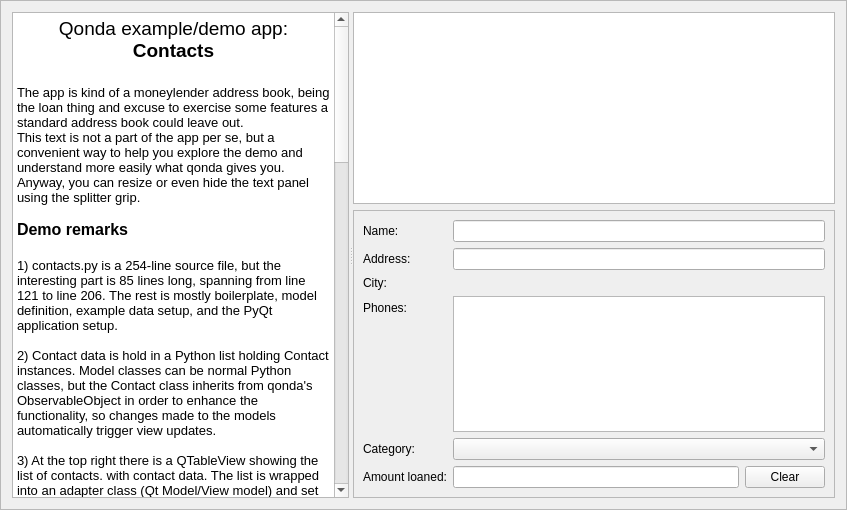
This is contacts/contacts.ui in shulai/qonda as Qt 5 draws it before an edit. The edited form follows.
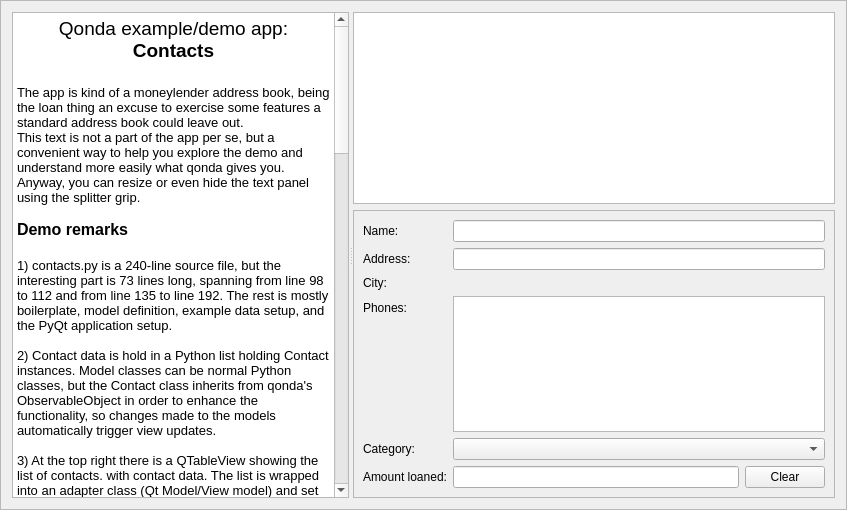
This is the edited form. Custom widgets are drawn as their Qt base class.

Commit message: Missing changes in .ui ni the previous commit

Diff of the .ui file:
```diff
--- a/contacts/contacts.ui
+++ b/contacts/contacts.ui
@@ -33,34 +33,36 @@
 &lt;/style&gt;&lt;/head&gt;&lt;body style=&quot; font-family:'DejaVu Sans'; font-size:9pt; font-weight:400; font-style:normal;&quot;&gt;
 &lt;p align=&quot;center&quot; style=&quot; margin-top:0px; margin-bottom:0px; margin-left:0px; margin-right:0px; -qt-block-indent:0; text-indent:0px;&quot;&gt;&lt;span style=&quot; font-family:'Sans Serif'; font-size:14pt;&quot;&gt;Qonda example/demo app: &lt;/span&gt;&lt;span style=&quot; font-family:'Sans Serif'; font-size:14pt; font-weight:600;&quot;&gt;Contacts&lt;/span&gt;&lt;/p&gt;
 &lt;p align=&quot;center&quot; style=&quot;-qt-paragraph-type:empty; margin-top:0px; margin-bottom:0px; margin-left:0px; margin-right:0px; -qt-block-indent:0; text-indent:0px; font-family:'Sans Serif'; font-size:14pt; font-weight:600;&quot;&gt;&lt;br /&gt;&lt;/p&gt;
-&lt;p style=&quot; margin-top:0px; margin-bottom:0px; margin-left:0px; margin-right:0px; -qt-block-indent:0; text-indent:0px;&quot;&gt;&lt;span style=&quot; font-family:'Sans Serif'; font-size:10pt;&quot;&gt;The app is kind of a moneylender address book, being the loan thing and excuse to exercise some features a standard address book could leave out.&lt;/span&gt;&lt;/p&gt;
+&lt;p style=&quot; margin-top:0px; margin-bottom:0px; margin-left:0px; margin-right:0px; -qt-block-indent:0; text-indent:0px;&quot;&gt;&lt;span style=&quot; font-family:'Sans Serif'; font-size:10pt;&quot;&gt;The app is kind of a moneylender address book, being the loan thing an excuse to exercise some features a standard address book could leave out.&lt;/span&gt;&lt;/p&gt;
 &lt;p style=&quot; margin-top:0px; margin-bottom:0px; margin-left:0px; margin-right:0px; -qt-block-indent:0; text-indent:0px;&quot;&gt;&lt;span style=&quot; font-family:'Sans Serif'; font-size:10pt;&quot;&gt;This text is not a part of the app per se, but a convenient way to help you explore the demo and understand more easily what qonda gives you. Anyway, you can resize or even hide the text panel using the splitter grip.&lt;/span&gt;&lt;/p&gt;
 &lt;p style=&quot;-qt-paragraph-type:empty; margin-top:0px; margin-bottom:0px; margin-left:0px; margin-right:0px; -qt-block-indent:0; text-indent:0px; font-family:'Sans Serif'; font-size:10pt;&quot;&gt;&lt;br /&gt;&lt;/p&gt;
 &lt;p style=&quot; margin-top:0px; margin-bottom:0px; margin-left:0px; margin-right:0px; -qt-block-indent:0; text-indent:0px;&quot;&gt;&lt;span style=&quot; font-family:'Sans Serif'; font-size:12pt; font-weight:600;&quot;&gt;Demo remarks&lt;/span&gt;&lt;/p&gt;
 &lt;p style=&quot;-qt-paragraph-type:empty; margin-top:0px; margin-bottom:0px; margin-left:0px; margin-right:0px; -qt-block-indent:0; text-indent:0px; font-family:'Sans Serif'; font-size:12pt; font-weight:600;&quot;&gt;&lt;br /&gt;&lt;/p&gt;
-&lt;p style=&quot; margin-top:0px; margin-bottom:0px; margin-left:0px; margin-right:0px; -qt-block-indent:0; text-indent:0px;&quot;&gt;&lt;span style=&quot; font-family:'Sans Serif'; font-size:10pt;&quot;&gt;1) contacts.py is a 254-line source file, but the interesting part is 85 lines long, spanning from line 121 to line 206. The rest is mostly boilerplate, model definition, example data setup, and the PyQt application setup.&lt;/span&gt;&lt;/p&gt;
+&lt;p style=&quot; margin-top:0px; margin-bottom:0px; margin-left:0px; margin-right:0px; -qt-block-indent:0; text-indent:0px;&quot;&gt;&lt;span style=&quot; font-family:'Sans Serif'; font-size:10pt;&quot;&gt;1) contacts.py is a 240-line source file, but the interesting part is 73 lines long, spanning from line 98 to 112 and from line 135 to line 192. The rest is mostly boilerplate, model definition, example data setup, and the PyQt application setup.&lt;/span&gt;&lt;/p&gt;
 &lt;p style=&quot;-qt-paragraph-type:empty; margin-top:0px; margin-bottom:0px; margin-left:0px; margin-right:0px; -qt-block-indent:0; text-indent:0px; font-family:'Sans Serif'; font-size:10pt;&quot;&gt;&lt;br /&gt;&lt;/p&gt;
 &lt;p style=&quot; margin-top:0px; margin-bottom:0px; margin-left:0px; margin-right:0px; -qt-block-indent:0; text-indent:0px;&quot;&gt;&lt;span style=&quot; font-family:'Sans Serif'; font-size:10pt;&quot;&gt;2) Contact data is hold in a Python list holding Contact instances. Model classes can be normal Python classes, but the Contact class inherits from qonda's ObservableObject in order to enhance the functionality, so changes made to the models automatically trigger view updates.&lt;/span&gt;&lt;/p&gt;
 &lt;p style=&quot;-qt-paragraph-type:empty; margin-top:0px; margin-bottom:0px; margin-left:0px; margin-right:0px; -qt-block-indent:0; text-indent:0px; font-family:'Sans Serif'; font-size:10pt;&quot;&gt;&lt;br /&gt;&lt;/p&gt;
-&lt;p style=&quot; margin-top:0px; margin-bottom:0px; margin-left:0px; margin-right:0px; -qt-block-indent:0; text-indent:0px;&quot;&gt;&lt;span style=&quot; font-family:'Sans Serif'; font-size:10pt;&quot;&gt;3) At the top right there is a QTableView showing the list of contacts. with contact data. The list is wrapped into an adapter class (Qt Model/View model) and set as the QTableView model. Code required: 5 sentences in lines 138-162, including 18 lines for column metadata. The QTableView is promoted into a qonda.widgets.views.TableView, that implements inline row appending and deleting using Ctrl+Insert and Ctrl+Delete.&lt;/span&gt;&lt;/p&gt;
+&lt;p style=&quot; margin-top:0px; margin-bottom:0px; margin-left:0px; margin-right:0px; -qt-block-indent:0; text-indent:0px;&quot;&gt;&lt;span style=&quot; font-family:'Sans Serif'; font-size:10pt;&quot;&gt;3) At the top right there is a QTableView showing the list of contacts. with contact data. The list is wrapped into an adapter class (Qt Model/View model) and set as the QTableView model. Code required: 5 sentences in lines 152-167, including metadata declaration. The QTableView is promoted into a qonda.widgets.views.TableView, that implements inline row appending and deleting using Ctrl+Insert and Ctrl+Delete.&lt;/span&gt;&lt;/p&gt;
 &lt;p style=&quot;-qt-paragraph-type:empty; margin-top:0px; margin-bottom:0px; margin-left:0px; margin-right:0px; -qt-block-indent:0; text-indent:0px; font-family:'Sans Serif'; font-size:10pt;&quot;&gt;&lt;br /&gt;&lt;/p&gt;
-&lt;p style=&quot; margin-top:0px; margin-bottom:0px; margin-left:0px; margin-right:0px; -qt-block-indent:0; text-indent:0px;&quot;&gt;&lt;span style=&quot; font-family:'Sans Serif'; font-size:10pt;&quot;&gt;4) Below the table is a form showing the full contact data of the selected row. The form is set up setting a mapper (2 sentences, lines 129-135), plus setting the contact and phone list adapters (5 sentences in lines 143-171, with 20 lines for column metadata declaration). The mapper isn't a standard QDataWidgetMapper but an enhanced Qonda DataWidgetMapper.&lt;/span&gt;&lt;/p&gt;
+&lt;p style=&quot; margin-top:0px; margin-bottom:0px; margin-left:0px; margin-right:0px; -qt-block-indent:0; text-indent:0px;&quot;&gt;&lt;span style=&quot; font-family:'Sans Serif'; font-size:10pt;&quot;&gt;4) Below the table is a form showing the full contact data of the selected row. The form is set up using a mapper (2 sentences, lines 143-149), plus setting the contact and phone list adapters (setEditorModel(), 5 sentences in lines 173-184, including column metadata declaration). The mapper isn't a standard QDataWidgetMapper but an enhanced Qonda DataWidgetMapper.&lt;/span&gt;&lt;/p&gt;
 &lt;p style=&quot;-qt-paragraph-type:empty; margin-top:0px; margin-bottom:0px; margin-left:0px; margin-right:0px; -qt-block-indent:0; text-indent:0px; font-family:'Sans Serif'; font-size:10pt;&quot;&gt;&lt;br /&gt;&lt;/p&gt;
-&lt;p style=&quot; margin-top:0px; margin-bottom:0px; margin-left:0px; margin-right:0px; -qt-block-indent:0; text-indent:0px;&quot;&gt;&lt;span style=&quot; font-family:'Sans Serif'; font-size:10pt;&quot;&gt;5) If you click on the contact list, the contents of the form shows the selected contact data. The link between the table and the form is done in a 2-line slot connected to the clicked signal of the table&lt;/span&gt;&lt;/p&gt;
+&lt;p style=&quot; margin-top:0px; margin-bottom:0px; margin-left:0px; margin-right:0px; -qt-block-indent:0; text-indent:0px;&quot;&gt;&lt;span style=&quot; font-family:'Sans Serif'; font-size:10pt;&quot;&gt;5) Metadata can be set either in the adapter creation as in (4) and (5) or in the model class (lines 98 to 112), being the latter recommended as is automatically used by all the adapters that have the class attribute set. If metadata is set in both places, the adapter combines both. &lt;/span&gt;&lt;/p&gt;
 &lt;p style=&quot;-qt-paragraph-type:empty; margin-top:0px; margin-bottom:0px; margin-left:0px; margin-right:0px; -qt-block-indent:0; text-indent:0px; font-family:'Sans Serif'; font-size:10pt;&quot;&gt;&lt;br /&gt;&lt;/p&gt;
-&lt;p style=&quot; margin-top:0px; margin-bottom:0px; margin-left:0px; margin-right:0px; -qt-block-indent:0; text-indent:0px;&quot;&gt;&lt;span style=&quot; font-family:'Sans Serif'; font-size:10pt;&quot;&gt;6) You can edit values in the table, and the changes propagates automatically to the form. This is not done using Qt Model/View but being Contact an ObservableObject, because for Qt the table and the form have different models.&lt;/span&gt;&lt;/p&gt;
+&lt;p style=&quot; margin-top:0px; margin-bottom:0px; margin-left:0px; margin-right:0px; -qt-block-indent:0; text-indent:0px;&quot;&gt;&lt;span style=&quot; font-family:'Sans Serif'; font-size:10pt;&quot;&gt;6) If you click on the contact list, the contents of the form shows the selected contact data. The link between the table and the form is done in a 2-line slot connected to the clicked signal of the table. The slot calls setEditorModel() as in (4).&lt;/span&gt;&lt;/p&gt;
 &lt;p style=&quot;-qt-paragraph-type:empty; margin-top:0px; margin-bottom:0px; margin-left:0px; margin-right:0px; -qt-block-indent:0; text-indent:0px; font-family:'Sans Serif'; font-size:10pt;&quot;&gt;&lt;br /&gt;&lt;/p&gt;
-&lt;p style=&quot; margin-top:0px; margin-bottom:0px; margin-left:0px; margin-right:0px; -qt-block-indent:0; text-indent:0px;&quot;&gt;&lt;span style=&quot; font-family:'Sans Serif'; font-size:10pt;&quot;&gt;7) The &amp;quot;Phones&amp;quot; column in the table is not editable. Both flags and a sensible selection of metadata attributes are optionally functional. e.g. you could declare the attribute either as a constant or using a lambda or another function and return the proper value according the entity value. The value of the phones column is a subclass of list named Phones that implements a proper __unicode__ (or __str__ in Python 3) method.&lt;/span&gt;&lt;/p&gt;
+&lt;p style=&quot; margin-top:0px; margin-bottom:0px; margin-left:0px; margin-right:0px; -qt-block-indent:0; text-indent:0px;&quot;&gt;&lt;span style=&quot; font-family:'Sans Serif'; font-size:10pt;&quot;&gt;7) You can edit values in the table, and the changes propagates automatically to the form. This is not done using Qt Model/View but being Contact an ObservableObject, because for Qt the table and the form have different models.&lt;/span&gt;&lt;/p&gt;
 &lt;p style=&quot;-qt-paragraph-type:empty; margin-top:0px; margin-bottom:0px; margin-left:0px; margin-right:0px; -qt-block-indent:0; text-indent:0px; font-family:'Sans Serif'; font-size:10pt;&quot;&gt;&lt;br /&gt;&lt;/p&gt;
-&lt;p style=&quot; margin-top:0px; margin-bottom:0px; margin-left:0px; margin-right:0px; -qt-block-indent:0; text-indent:0px;&quot;&gt;&lt;span style=&quot; font-family:'Sans Serif'; font-size:10pt;&quot;&gt;8) Change the category of the contact and/or the type of the phone numbers. Both list of options are made of tuples of strings, being strings for the sake of simplicity, could be arbitrary objects able to render an Unicode representation (e.g. have __unicode__ method). Picking an options set the value of the attribute to the selected object. Setting the list of options for the combos takes 2 and 3 lines respectively.&lt;/span&gt;&lt;/p&gt;
+&lt;p style=&quot; margin-top:0px; margin-bottom:0px; margin-left:0px; margin-right:0px; -qt-block-indent:0; text-indent:0px;&quot;&gt;&lt;span style=&quot; font-family:'Sans Serif'; font-size:10pt;&quot;&gt;8) The &amp;quot;Phones&amp;quot; column in the table is not editable. Both flags and a sensible selection of metadata attributes are optionally functional. e.g. you could declare the attribute either as a constant or using a lambda or another function and return the proper value according the entity value. The value of the phones column is a subclass of list named Phones that implements a proper __unicode__ (or __str__ in Python 3) method.&lt;/span&gt;&lt;/p&gt;
 &lt;p style=&quot;-qt-paragraph-type:empty; margin-top:0px; margin-bottom:0px; margin-left:0px; margin-right:0px; -qt-block-indent:0; text-indent:0px; font-family:'Sans Serif'; font-size:10pt;&quot;&gt;&lt;br /&gt;&lt;/p&gt;
-&lt;p style=&quot; margin-top:0px; margin-bottom:0px; margin-left:0px; margin-right:0px; -qt-block-indent:0; text-indent:0px;&quot;&gt;&lt;span style=&quot; font-family:'Sans Serif'; font-size:10pt;&quot;&gt;9) Click on the city name, and type the name, or part of the name of a city, if a single city is found for the input, the city becomes the new value of the attribute. If several alternatives are available (try &amp;quot;B&amp;quot;, &amp;quot;L&amp;quot; or &amp;quot;M&amp;quot;) a menu pops up with the options. As with the combos, the cities are strings but could be any object with Unicode representation. The LookupWidget is a handy widget for settings associations. The lookup function is external to the widget, allowing to do any kind of search.&lt;/span&gt;&lt;/p&gt;
+&lt;p style=&quot; margin-top:0px; margin-bottom:0px; margin-left:0px; margin-right:0px; -qt-block-indent:0; text-indent:0px;&quot;&gt;&lt;span style=&quot; font-family:'Sans Serif'; font-size:10pt;&quot;&gt;9) Change the category of the contact and/or the type of the phone numbers. Both list of options are made of tuples of strings, being strings for the sake of simplicity, could be arbitrary objects able to render an Unicode representation (e.g. have __unicode__ method). Picking an options set the value of the attribute to the selected object. Setting the list of options for the combos takes 2 and 3 lines respectively.&lt;/span&gt;&lt;/p&gt;
 &lt;p style=&quot;-qt-paragraph-type:empty; margin-top:0px; margin-bottom:0px; margin-left:0px; margin-right:0px; -qt-block-indent:0; text-indent:0px; font-family:'Sans Serif'; font-size:10pt;&quot;&gt;&lt;br /&gt;&lt;/p&gt;
-&lt;p style=&quot; margin-top:0px; margin-bottom:0px; margin-left:0px; margin-right:0px; -qt-block-indent:0; text-indent:0px;&quot;&gt;&lt;span style=&quot; font-family:'Sans Serif'; font-size:10pt;&quot;&gt;10) Try adding a new telephone number in the phone table. Adding items is transparent. Deleting and inserting is not currently implemented, but should be and easy addition.&lt;/span&gt;&lt;/p&gt;
+&lt;p style=&quot; margin-top:0px; margin-bottom:0px; margin-left:0px; margin-right:0px; -qt-block-indent:0; text-indent:0px;&quot;&gt;&lt;span style=&quot; font-family:'Sans Serif'; font-size:10pt;&quot;&gt;10) Click on the city name, and type the name, or part of the name of a city, if a single city is found for the input, the city becomes the new value of the attribute. If several alternatives are available (try &amp;quot;B&amp;quot;, &amp;quot;L&amp;quot; or &amp;quot;M&amp;quot;) a menu pops up with the options. As with the combos, the cities are strings but could be any object with Unicode representation. The LookupWidget is a handy widget for settings associations. The lookup function is external to the widget, allowing to do any kind of search.&lt;/span&gt;&lt;/p&gt;
 &lt;p style=&quot;-qt-paragraph-type:empty; margin-top:0px; margin-bottom:0px; margin-left:0px; margin-right:0px; -qt-block-indent:0; text-indent:0px; font-family:'Sans Serif'; font-size:10pt;&quot;&gt;&lt;br /&gt;&lt;/p&gt;
-&lt;p style=&quot; margin-top:0px; margin-bottom:0px; margin-left:0px; margin-right:0px; -qt-block-indent:0; text-indent:0px;&quot;&gt;&lt;span style=&quot; font-family:'Sans Serif'; font-size:10pt;&quot;&gt;11) Try different values for the amount loaned, say 0, 50, 120. The formatter and parser provided in the metadata formats the number properly and parse it back into a Python float. Also, metadata is set with lambdas so background turns yellow if the value reachs 50, and the font turns bold and red if the value reach 100. While the same metadata is set in both model adapters, both detail in both views are updated regardless which you update.&lt;/span&gt;&lt;/p&gt;
+&lt;p style=&quot; margin-top:0px; margin-bottom:0px; margin-left:0px; margin-right:0px; -qt-block-indent:0; text-indent:0px;&quot;&gt;&lt;span style=&quot; font-family:'Sans Serif'; font-size:10pt;&quot;&gt;11) Try adding a new telephone number in the phone table. Adding items is transparent. Deleting and inserting is not currently implemented, but should be and easy addition.&lt;/span&gt;&lt;/p&gt;
 &lt;p style=&quot;-qt-paragraph-type:empty; margin-top:0px; margin-bottom:0px; margin-left:0px; margin-right:0px; -qt-block-indent:0; text-indent:0px; font-family:'Sans Serif'; font-size:10pt;&quot;&gt;&lt;br /&gt;&lt;/p&gt;
-&lt;p style=&quot; margin-top:0px; margin-bottom:0px; margin-left:0px; margin-right:0px; -qt-block-indent:0; text-indent:0px;&quot;&gt;&lt;span style=&quot; font-family:'Sans Serif'; font-size:10pt;&quot;&gt;12) Click on the clear button. Again, the value clears in both views including colors and font.&lt;/span&gt;&lt;/p&gt;
+&lt;p style=&quot; margin-top:0px; margin-bottom:0px; margin-left:0px; margin-right:0px; -qt-block-indent:0; text-indent:0px;&quot;&gt;&lt;span style=&quot; font-family:'Sans Serif'; font-size:10pt;&quot;&gt;12) Try different values for the amount loaned, say 0, 50, 120. The formatter and parser provided in the metadata formats the number properly and parse it back into a Python float. Also, metadata is set with lambdas so background turns yellow if the value reachs 50, and the font turns bold and red if the value reach 100. While the same metadata is set in both model adapters, both detail in both views are updated regardless which you update.&lt;/span&gt;&lt;/p&gt;
+&lt;p style=&quot;-qt-paragraph-type:empty; margin-top:0px; margin-bottom:0px; margin-left:0px; margin-right:0px; -qt-block-indent:0; text-indent:0px; font-family:'Sans Serif'; font-size:10pt;&quot;&gt;&lt;br /&gt;&lt;/p&gt;
+&lt;p style=&quot; margin-top:0px; margin-bottom:0px; margin-left:0px; margin-right:0px; -qt-block-indent:0; text-indent:0px;&quot;&gt;&lt;span style=&quot; font-family:'Sans Serif'; font-size:10pt;&quot;&gt;13) Click on the clear button. Again, the value clears in both views including colors and font.&lt;/span&gt;&lt;/p&gt;
 &lt;p style=&quot;-qt-paragraph-type:empty; margin-top:0px; margin-bottom:0px; margin-left:0px; margin-right:0px; -qt-block-indent:0; text-indent:0px; font-family:'Sans Serif'; font-size:10pt;&quot;&gt;&lt;br /&gt;&lt;/p&gt;&lt;/body&gt;&lt;/html&gt;</string>
       </property>
      </widget>
```
